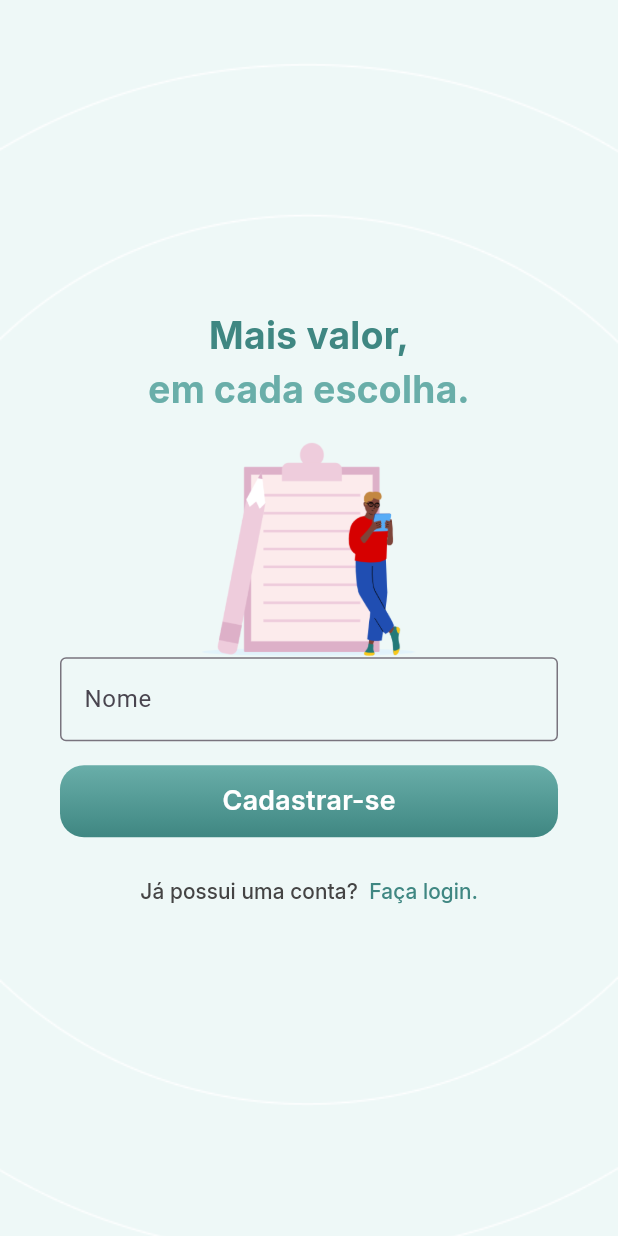
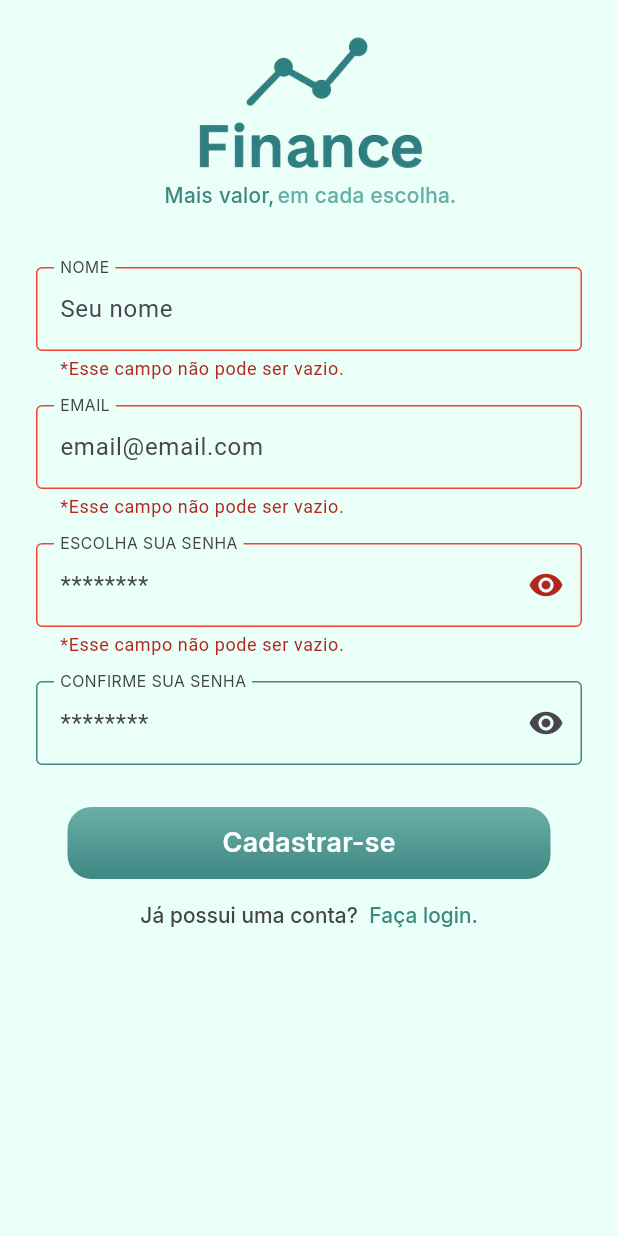
Before and after one commit to MaSamahaa/finances, a Flutter app: the screen it shows after launch, after a tap on "Cadastrar-se", on a phone screen of 412 x 824 dp. Run offline on Flutter 3.47's test engine with Material 3 defaults, Android fonts, the phone set to English and light mode, and no system bars.

Commit message:
Adiciona nova logo e constitui sing up page

```diff
--- a/lib/app.dart
+++ b/lib/app.dart
@@ -1,5 +1,7 @@
-import 'package:finance_app/common/themes/default_theme.dart';
+
+import 'package:finance_app/features/onboarding/onboarding_page.dart';
 import 'package:finance_app/features/sing_up/sing_up_page.dart';
+import 'package:finance_app/features/splash/splash_page.dart';
 import 'package:flutter/material.dart';
 
 class App extends StatelessWidget {
@@ -7,9 +9,9 @@ class App extends StatelessWidget {
 
   @override
   Widget build(BuildContext context) {
-    return MaterialApp(
-      theme: defaultTheme,
-      home: const SignUpPage(),
+    return const MaterialApp(
+      home: SignUpPage(),
+      debugShowCheckedModeBanner: false,
     );
   }
 }
--- a/lib/common/constants/app_colors.dart
+++ b/lib/common/constants/app_colors.dart
@@ -15,5 +15,6 @@ class AppColors {
     Color.fromARGB(255, 133, 136, 136),
   ];
   static const Color white = Colors.white;
-  static const Color grey = Color(0xFF444444);
+  static const Color darkGrey = Color(0xFF444444);
+  static const Color grey = Color(0xFF666666);
 }
--- a/lib/common/constants/app_text_styles.dart
+++ b/lib/common/constants/app_text_styles.dart
@@ -1,3 +1,4 @@
+import 'package:finance_app/common/constants/app_colors.dart';
 import 'package:flutter/material.dart';
 
 class AppTextStyles {
@@ -9,21 +10,28 @@ class AppTextStyles {
     fontWeight: FontWeight.w700,
   );
 
-    static const TextStyle mediumText = TextStyle(
+  static const TextStyle mediumText = TextStyle(
     fontFamily: 'Inter',
     fontSize: 25.0,
     fontWeight: FontWeight.w700,
   );
 
-      static const TextStyle mediumText18 = TextStyle(
+  static const TextStyle mediumText18 = TextStyle(
     fontFamily: 'Inter',
     fontSize: 18.0,
     fontWeight: FontWeight.w600,
   );
 
-    static const TextStyle smallText = TextStyle(
+  static const TextStyle smallText = TextStyle(
     fontFamily: 'Inter',
     fontSize: 14.0,
     fontWeight: FontWeight.w500,
   );
+
+  static const TextStyle inputLabelText = TextStyle(
+    fontFamily: 'Inter',
+    fontSize: 14.0,
+    fontWeight: FontWeight.w400,
+    color: AppColors.darkGrey,
+  );
 }
--- /dev/null
+++ b/lib/common/utils/validator.dart
@@ -0,0 +1,45 @@
+class Validator {
+  Validator._();
+
+  static String? validateName(String? value) {
+    final condition =
+        RegExp(r"^([a-zà-ÿA-ZÀ-Ÿ'.,\- ]+)$", caseSensitive: false);
+    if (value != null && value.isEmpty) {
+      return ('*Esse campo não pode ser vazio.');
+    }
+    if (value != null && !condition.hasMatch(value)) {
+      return ('Digite uma informação válida.');
+    }
+    return null;
+  }
+
+  static String? validateEmail(String? value) {
+    final condition =
+        RegExp(r"^[a-zA-Z0-9._%+-]+@[a-zA-Z0-9.-]+\.[a-zA-Z]{2,}$");
+    if (value != null && value.isEmpty) {
+      return ('*Esse campo não pode ser vazio.');
+    }
+    if (value != null && !condition.hasMatch(value)) {
+      return ('Digite um email válido.');
+    }
+    return null;
+  }
+
+  static String? validateConfirmPassword(String? first, String? second) {
+    if (first != second) {
+      return ("As senhas são diferentes. Tente novamente.");
+    }
+    return null;
+  }
+
+  static String? validatePassword(String? value) {
+    final condition = RegExp(r'^(?=.*[A-Z])(?=.*\d)[A-Za-z\d]{8,}$');
+    if (value != null && value.isEmpty) {
+      return ('*Esse campo não pode ser vazio.');
+    }
+    if (value != null && !condition.hasMatch(value)) {
+      return ('Formato de senha inválido.');
+    }
+    return null;
+  }
+}
--- /dev/null
+++ b/lib/common/widgets/custom_text_form_field.dart
@@ -0,0 +1,101 @@
+import 'package:finance_app/common/constants/app_colors.dart';
+import 'package:finance_app/common/constants/app_text_styles.dart';
+import 'package:flutter/material.dart';
+
+class CustomTextFormField extends StatefulWidget {
+  final Widget? suffixIcon;
+  final TextInputAction? textInputAction;
+  final EdgeInsetsGeometry? padding;
+  final int? maxLength;
+  final TextEditingController? controller;
+  final TextCapitalization? textCapitalization;
+  final TextInputType? keyboardType;
+  final String? hintText;
+  final bool? obscureText;
+  final String? labelText;
+  final FormFieldValidator<String>? validator;
+  final String? helperText;
+
+  const CustomTextFormField({
+    super.key,
+    this.padding,
+    this.hintText,
+    this.labelText,
+    this.controller,
+    this.textCapitalization,
+    this.keyboardType,
+    this.maxLength,
+    this.textInputAction,
+    this.suffixIcon,
+    this.obscureText,
+    this.validator, this.helperText,
+  });
+
+  @override
+  State<CustomTextFormField> createState() => _CustomTextFormFieldState();
+}
+
+class _CustomTextFormFieldState extends State<CustomTextFormField> {
+  final defaultBorder = const OutlineInputBorder(
+    borderSide: BorderSide(color: AppColors.greenlightTwo),
+  );
+
+  String? _helperText;
+
+  @override
+  void initState() {
+    super.initState();
+    _helperText = widget.helperText;
+  }
+
+  @override
+  Widget build(BuildContext context) {
+    return Padding(
+      padding: widget.padding ??
+          const EdgeInsets.symmetric(horizontal: 24.0, vertical: 8.0),
+      child: TextFormField(
+        onChanged: (value){
+          if (value.length == 1){
+            setState(() {
+              _helperText = null ;
+            });
+          } else if(value.isEmpty){
+            setState(() {
+              _helperText = widget.helperText;
+            });
+          }
+        },
+        validator: widget.validator,
+        obscureText: widget.obscureText ?? false,
+        textInputAction: widget.textInputAction,
+        maxLength: widget.maxLength,
+        keyboardType: widget.keyboardType,
+        controller: widget.controller,
+        textCapitalization:
+            widget.textCapitalization ?? TextCapitalization.none,
+        decoration: InputDecoration(
+          helperMaxLines: 3,
+          helperText: _helperText,
+          suffixIcon: widget.suffixIcon,
+          hintText: widget.hintText,
+          labelText: widget.labelText?.toUpperCase(),
+          floatingLabelBehavior: FloatingLabelBehavior.always,
+          labelStyle: AppTextStyles.inputLabelText,
+          focusedBorder: defaultBorder,
+          errorBorder: defaultBorder.copyWith(
+            borderSide: const BorderSide(
+              color: Colors.red,
+            ),
+          ),
+          focusedErrorBorder: defaultBorder.copyWith(
+            borderSide: const BorderSide(
+              color: Colors.red,
+            ),
+          ),
+          enabledBorder: defaultBorder,
+          disabledBorder: defaultBorder,
+        ),
+      ),
+    );
+  }
+}
--- /dev/null
+++ b/lib/common/widgets/password_form_field.dart
@@ -0,0 +1,47 @@
+import 'package:finance_app/common/widgets/custom_text_form_field.dart';
+import 'package:flutter/material.dart';
+import 'package:flutter/widgets.dart';
+
+class PasswordFormField extends StatefulWidget {
+  final TextEditingController? controller;
+  final EdgeInsetsGeometry? padding;
+  final String? hintText;
+  final String? labelText;
+  final FormFieldValidator<String>? validator;
+  final String? helperText;
+
+  const PasswordFormField(
+      {super.key,
+      this.controller,
+      this.padding,
+      this.hintText,
+      this.labelText, this.validator, this.helperText});
+
+  @override
+  State<PasswordFormField> createState() => _PasswordFormFieldState();
+}
+
+class _PasswordFormFieldState extends State<PasswordFormField> {
+  bool isHidden = true;
+  @override
+  Widget build(BuildContext context) {
+    return CustomTextFormField(
+      helperText: widget.helperText,
+      validator: widget.validator,
+      obscureText: isHidden,
+      controller: widget.controller,
+      padding: widget.padding,
+      hintText: widget.hintText,
+      labelText: widget.labelText,
+      suffixIcon: InkWell(
+        borderRadius: BorderRadius.circular(23.0),
+        child: Icon(isHidden ? Icons.visibility : Icons.visibility_off),
+        onTap: () {
+          setState(() {
+            isHidden = !isHidden;
+          });
+        },
+      ),
+    );
+  }
+}
--- a/lib/common/widgets/primary_button.dart
+++ b/lib/common/widgets/primary_button.dart
@@ -14,9 +14,11 @@ class PrimaryButton extends StatelessWidget {
 
   @override
   Widget build(BuildContext context) {
-    return Container(
+    return Padding(
+      padding: const EdgeInsets.symmetric(
+          horizontal: 45), // ajuste aqui conforme quiser
+      child: Container(
         height: 48,
-      width: double.infinity,
         decoration: BoxDecoration(
           gradient: LinearGradient(
             colors: onPressed != null
@@ -43,6 +45,7 @@ class PrimaryButton extends StatelessWidget {
             ),
           ),
         ),
+      ),
     );
   }
 }
--- a/lib/features/onboarding/onboarding_page.dart
+++ b/lib/features/onboarding/onboarding_page.dart
@@ -26,6 +26,9 @@ class OnboardingPage extends StatelessWidget {
             style: AppTextStyles.mediumText
                 .copyWith(color: AppColors.greenlightTwo),
           ),
+          const SizedBox(
+            height: 10,
+          ),
           Padding(
             padding: const EdgeInsets.only(
               left: 24.0,
@@ -37,9 +40,6 @@ class OnboardingPage extends StatelessWidget {
               text: 'Começar agora',
               onPressed: () {},
             ),
-          ),
-          const SizedBox(
-            height: 20,
           ),
           CustomTextButton(
             onpressed: () {},
--- a/lib/features/sing_up/sing_up_page.dart
+++ b/lib/features/sing_up/sing_up_page.dart
@@ -1,68 +1,116 @@
+import 'dart:math';
+
+import 'package:finance_app/common/utils/validator.dart';
+import 'package:finance_app/common/widgets/custom_text_form_field.dart';
+import 'package:finance_app/common/widgets/password_form_field.dart';
 import 'package:flutter/material.dart';
 import 'package:finance_app/common/constants/app_colors.dart';
 import 'package:finance_app/common/constants/app_text_styles.dart';
 import 'package:finance_app/common/widgets/custom_text_button.dart';
 import 'package:finance_app/common/widgets/primary_button.dart';
 
-class SignUpPage extends StatelessWidget {
+class SignUpPage extends StatefulWidget {
   const SignUpPage({super.key});
+
+  @override
+  State<SignUpPage> createState() => _SignUpPageState();
+}
+
+class _SignUpPageState extends State<SignUpPage> {
+  final GlobalKey<FormState> _formKey = GlobalKey();
+  final _passwordController = TextEditingController();
 
   @override
   Widget build(BuildContext context) {
     return Scaffold(
       body: Container(
-        width: double.infinity,
-        height: double.infinity,
-        decoration: const BoxDecoration(
-          image: DecorationImage(
-            image: AssetImage('assets/images/bg.png'),
-            fit: BoxFit.cover,
+        color: const Color.fromARGB(255, 233, 255, 248),
+        child: ListView(
+          children: [
+            const SizedBox(
+              height: 20,
+            ),
+            SizedBox(
+              height: 100,
+              child: Image.asset(
+                'assets/images/logo.png',
               ),
             ),
-        padding: const EdgeInsets.all(40.0),
-        child: Column(
-          crossAxisAlignment: CrossAxisAlignment.stretch,
+            Row(
               mainAxisAlignment: MainAxisAlignment.center,
               children: [
                 Text(
-              'Mais valor,',
+                  'Mais valor, ',
                   textAlign: TextAlign.center,
-              style: AppTextStyles.mediumText.copyWith(
+                  style: AppTextStyles.smallText.copyWith(
                     color: AppColors.greenlightTwo,
                   ),
                 ),
                 Text(
                   'em cada escolha.',
                   textAlign: TextAlign.center,
-              style: AppTextStyles.mediumText.copyWith(
+                  style: AppTextStyles.smallText.copyWith(
                     color: AppColors.greenlightOne,
-              ),
-            ),
-            const SizedBox(height: 16.0),
-            Image.asset('assets/images/sing_up_img.png'),
-            Form(
-              child: Column(
-                children: [
-                  TextFormField(
-                    decoration: const InputDecoration(
-                      labelText: 'Nome',
-                      border: OutlineInputBorder(),
-
                   ),
                 ),
               ],
             ),
+            const SizedBox(
+              height: 30,
             ),
-            const SizedBox(height: 16.0),
-            PrimaryButton(onPressed: () {}, text: 'Cadastrar-se'),
-            const SizedBox(height: 12),
+            Form(
+              key: _formKey,
+              child: Column(
+                children: [
+                  const CustomTextFormField(
+                    labelText: 'nome',
+                    textInputAction: TextInputAction.next,
+                    hintText: 'Seu nome',
+                    validator: Validator.validateName,
+                  ),
+                  const CustomTextFormField(
+                    labelText: 'Email',
+                    hintText: 'email@email.com',
+                    textInputAction: TextInputAction.next,
+                    validator: Validator.validateEmail,
+                  ),
+                  PasswordFormField(
+                    controller: _passwordController,
+                    helperText:
+                        'Sua senha deve conter mínimo de 8 caractéres, 1 letra maiúscula e 1 número.',
+                    labelText: 'Escolha sua senha',
+                    validator: Validator.validatePassword,
+                    hintText: '********',
+                  ),
+                  PasswordFormField(
+                    labelText: 'Confirme sua senha',
+                    hintText: '********',
+                    validator: (value) => Validator.validateConfirmPassword(
+                        value, _passwordController.text),
+                  ),
+                ],
+              ),
+            ),
+            const SizedBox(
+              height: 20,
+            ),
+            PrimaryButton(
+                onPressed: () {
+                  final valid = _formKey.currentState != null &&
+                      _formKey.currentState!.validate();
+                  if (valid) {
+                  } else {
+                    log(504);
+                  }
+                },
+                text: 'Cadastrar-se'),
             CustomTextButton(
               onpressed: () {},
               children: [
                 Text(
                   'Já possui uma conta?  ',
                   style: AppTextStyles.smallText.copyWith(
-                    color: AppColors.grey,
+                    color: AppColors.darkGrey,
                   ),
                 ),
                 Text(
--- a/lib/features/splash/splash_page.dart
+++ b/lib/features/splash/splash_page.dart
@@ -17,11 +17,12 @@ class SplashPage extends StatelessWidget {
               colors: AppColors.greenGradient,
             ),
           ),
-        child:  Text(
-          'Finance',
-          style: AppTextStyles.bigText.copyWith(color: AppColors.white),
+          child: SizedBox(
+            child: Image.asset(
+              'assets/images/logo_branca.png',
+              height: 150,
             ),
-      ),
+          )),
     );
   }
 }
```
Also changed, not shown: assets/images/graph.png (added), assets/images/logo.png (added), assets/images/logo_branca.png (added). Lines whose indentation alone changed are shown as unchanged.
